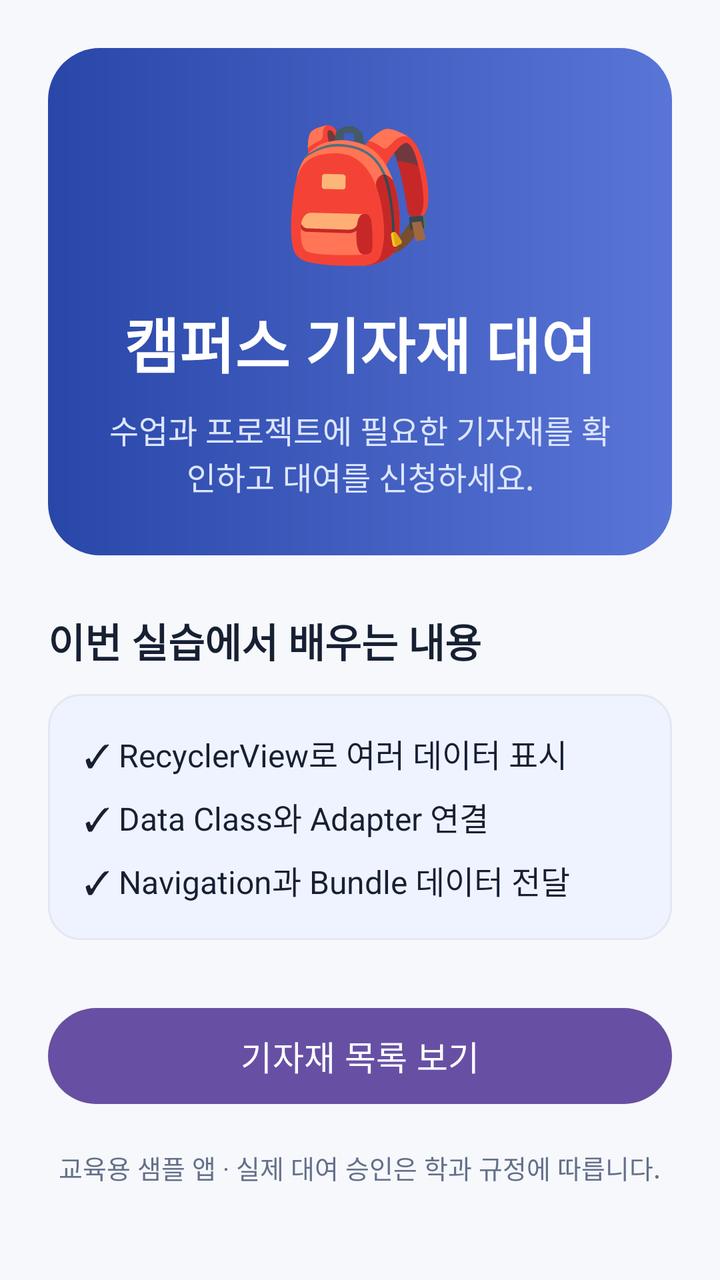
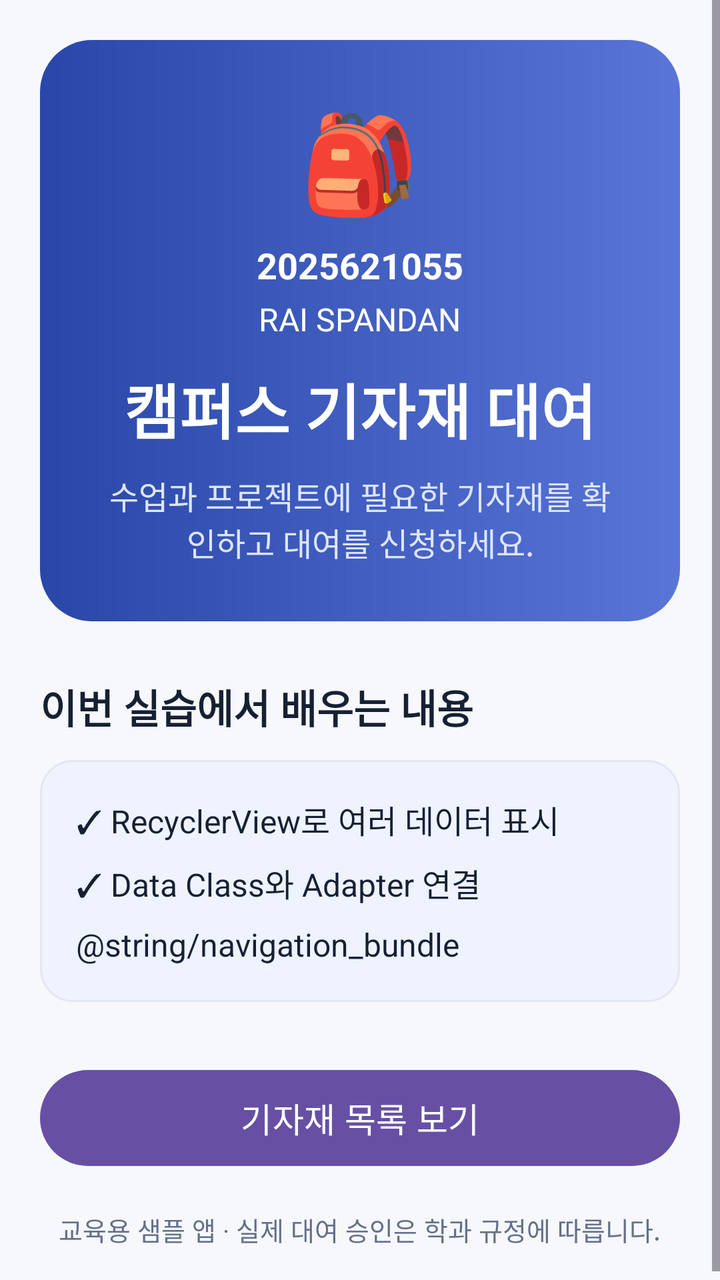

Two renders of the same Android screen: before a commit and after it. Below are the layout's source before the change and the commit's diff.
<!-- AndroidManifest.xml: application theme Theme.CampusEquipmentRentalApp -->
<!-- res/layout/fragment_home.xml -->
<?xml version="1.0" encoding="utf-8"?>
<ScrollView
    xmlns:android="http://schemas.android.com/apk/res/android"
    android:layout_width="match_parent"
    android:layout_height="match_parent"
    android:background="@color/screen_background"
    android:fillViewport="true">

    <LinearLayout
        android:layout_width="match_parent"
        android:layout_height="wrap_content"
        android:gravity="center_horizontal"
        android:orientation="vertical"
        android:padding="24dp">

        <LinearLayout
            android:layout_width="match_parent"
            android:layout_height="wrap_content"
            android:background="@drawable/bg_home_header"
            android:gravity="center"
            android:orientation="vertical"
            android:padding="28dp">

            <TextView
                android:layout_width="wrap_content"
                android:layout_height="wrap_content"
                android:text="🎒"
                android:textSize="64sp" />

            <TextView
                android:layout_width="wrap_content"
                android:layout_height="wrap_content"
                android:layout_marginTop="12dp"
                android:gravity="center"
                android:text="@string/home_title"
                android:textColor="@color/white"
                android:textSize="30sp"
                android:textStyle="bold" />

            <TextView
                android:layout_width="wrap_content"
                android:layout_height="wrap_content"
                android:layout_marginTop="10dp"
                android:gravity="center"
                android:text="@string/home_subtitle"
                android:textColor="@color/header_subtitle"
                android:textSize="16sp" />
        </LinearLayout>

        <TextView
            android:layout_width="match_parent"
            android:layout_height="wrap_content"
            android:layout_marginTop="28dp"
            android:text="@string/learning_title"
            android:textColor="@color/text_primary"
            android:textSize="20sp"
            android:textStyle="bold" />

        <LinearLayout
            android:layout_width="match_parent"
            android:layout_height="wrap_content"
            android:layout_marginTop="12dp"
            android:background="@drawable/bg_info_panel"
            android:orientation="vertical"
            android:padding="18dp">

            <TextView
                android:layout_width="match_parent"
                android:layout_height="wrap_content"
                android:text="✓ RecyclerView로 여러 데이터 표시"
                android:textColor="@color/text_primary"
                android:textSize="16sp" />

            <TextView
                android:layout_width="match_parent"
                android:layout_height="wrap_content"
                android:layout_marginTop="8dp"
                android:text="✓ Data Class와 Adapter 연결"
                android:textColor="@color/text_primary"
                android:textSize="16sp" />

            <TextView
                android:layout_width="match_parent"
                android:layout_height="wrap_content"
                android:layout_marginTop="8dp"
                android:text="✓ Navigation과 Bundle 데이터 전달"
                android:textColor="@color/text_primary"
                android:textSize="16sp" />
        </LinearLayout>

        <com.google.android.material.button.MaterialButton
            android:id="@+id/btn_view_equipment"
            android:layout_width="match_parent"
            android:layout_height="56dp"
            android:layout_marginTop="30dp"
            android:text="@string/view_equipment"
            android:textSize="17sp" />

        <TextView
            android:layout_width="wrap_content"
            android:layout_height="wrap_content"
            android:layout_marginTop="18dp"
            android:gravity="center"
            android:text="@string/home_note"
            android:textColor="@color/text_secondary"
            android:textSize="13sp" />

    </LinearLayout>
</ScrollView>
<!-- resources referenced by this layout -->
<resources>
  <color name="header_subtitle">#DDE5FF</color>
  <color name="screen_background">#F6F8FC</color>
  <color name="text_primary">#172033</color>
  <color name="text_secondary">#647089</color>
  <color name="white">#FFFFFF</color>
  <!-- drawable bg_home_header (drawable) -->
  <?xml version="1.0" encoding="utf-8"?>
  <shape xmlns:android="http://schemas.android.com/apk/res/android"
      android:shape="rectangle">
      <gradient
          android:angle="0"
          android:endColor="#5975D7"
          android:startColor="#2947A8" />
      <corners android:radius="26dp" />
  </shape>
  <!-- drawable bg_info_panel (drawable) -->
  <?xml version="1.0" encoding="utf-8"?>
  <shape xmlns:android="http://schemas.android.com/apk/res/android"
      android:shape="rectangle">
      <solid android:color="@color/info_background" />
      <stroke
          android:width="1dp"
          android:color="@color/card_stroke" />
      <corners android:radius="16dp" />
  </shape>
  <string name="home_note">교육용 샘플 앱 · 실제 대여 승인은 학과 규정에 따릅니다.</string>
  <string name="home_subtitle">수업과 프로젝트에 필요한 기자재를 확인하고 대여를 신청하세요.</string>
  <string name="home_title">캠퍼스 기자재 대여</string>
  <string name="learning_title">이번 실습에서 배우는 내용</string>
  <string name="view_equipment">기자재 목록 보기</string>
  <style name="Theme.CampusEquipmentRentalApp" parent="Base.Theme.CampusEquipmentRentalApp" />
  <color name="info_background">#EEF3FF</color>
  <color name="card_stroke">#E2E7F1</color>
  <style name="Base.Theme.CampusEquipmentRentalApp" parent="Theme.Material3.DayNight.NoActionBar">
          
          
      </style>
</resources>

<!-- the commit's change to res/layout/fragment_home.xml (unified diff, before → after) -->
@@ -9,23 +9,40 @@
     <LinearLayout
         android:layout_width="match_parent"
         android:layout_height="wrap_content"
+        android:orientation="vertical"
         android:gravity="center_horizontal"
-        android:orientation="vertical"
-        android:padding="24dp">
+        android:padding="20dp">
 
         <LinearLayout
             android:layout_width="match_parent"
             android:layout_height="wrap_content"
             android:background="@drawable/bg_home_header"
-            android:gravity="center"
+            android:gravity="center_horizontal"
             android:orientation="vertical"
             android:padding="28dp">
 
             <TextView
+            android:layout_width="wrap_content"
+            android:layout_height="wrap_content"
+            android:text="🎒"
+            android:textSize="48sp"
+            android:layout_marginBottom="8dp"/>
+
+            <TextView
                 android:layout_width="wrap_content"
                 android:layout_height="wrap_content"
-                android:text="🎒"
-                android:textSize="64sp" />
+                android:text="2025621055"
+                android:textColor="@color/white"
+                android:textSize="18sp"
+                android:textStyle="bold"
+                android:layout_marginBottom="4dp"/>
+
+            <TextView
+                android:layout_width="wrap_content"
+                android:layout_height="wrap_content"
+                android:text="RAI SPANDAN"
+                android:textColor="@color/white"
+                android:textSize="16sp"/>
 
             <TextView
                 android:layout_width="wrap_content"
@@ -83,7 +100,7 @@
                 android:layout_width="match_parent"
                 android:layout_height="wrap_content"
                 android:layout_marginTop="8dp"
-                android:text="✓ Navigation과 Bundle 데이터 전달"
+                android:text="@string/navigation_bundle"
                 android:textColor="@color/text_primary"
                 android:textSize="16sp" />
         </LinearLayout>
@@ -104,6 +121,5 @@
             android:text="@string/home_note"
             android:textColor="@color/text_secondary"
             android:textSize="13sp" />
-
-    </LinearLayout>
+        </LinearLayout>
 </ScrollView>
